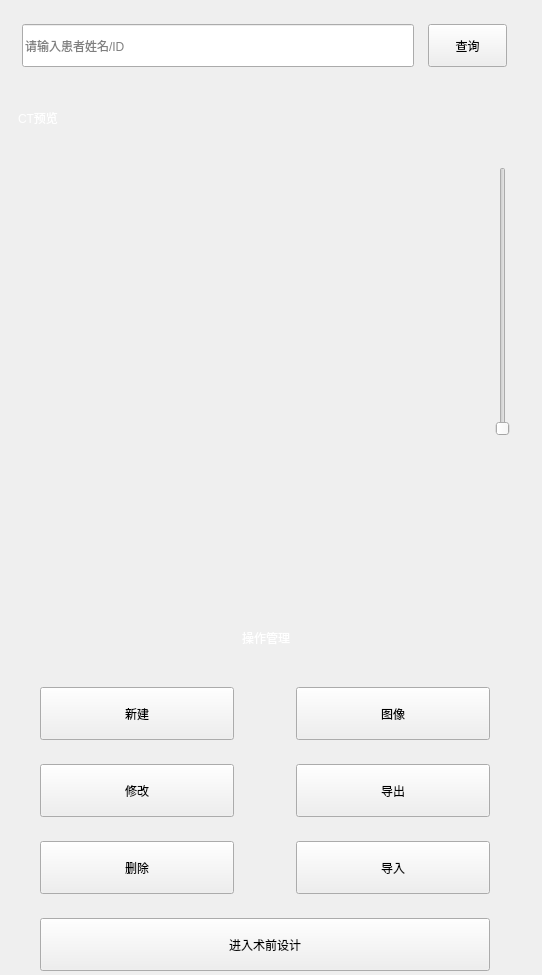
Qt form CaseManage/CaseManageControl.ui (BigBrotherHui/MitkDemo) before a commit.
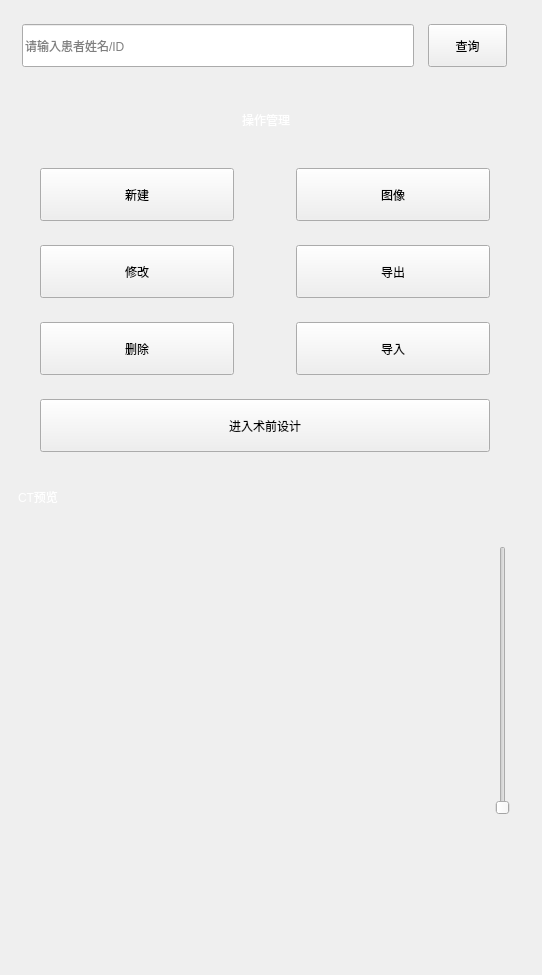
The same form after that commit. Icons and pictures are not drawn. Custom widgets are drawn as their Qt base class.

Patch:
```diff
--- a/CaseManage/CaseManageControl.ui
+++ b/CaseManage/CaseManageControl.ui
@@ -199,7 +199,7 @@
               </property>
               <layout class="QVBoxLayout" name="verticalLayout_6">
                <property name="spacing">
-                <number>0</number>
+                <number>20</number>
                </property>
                <property name="leftMargin">
                 <number>0</number>
@@ -213,142 +213,6 @@
                <property name="bottomMargin">
                 <number>0</number>
                </property>
-               <item>
-                <widget class="QWidget" name="widget_7" native="true">
-                 <layout class="QVBoxLayout" name="verticalLayout_5">
-                  <property name="spacing">
-                   <number>0</number>
-                  </property>
-                  <property name="leftMargin">
-                   <number>0</number>
-                  </property>
-                  <property name="topMargin">
-                   <number>0</number>
-                  </property>
-                  <property name="rightMargin">
-                   <number>0</number>
-                  </property>
-                  <property name="bottomMargin">
-                   <number>160</number>
-                  </property>
-                  <item>
-                   <widget class="QWidget" name="widget" native="true">
-                    <property name="minimumSize">
-                     <size>
-                      <width>0</width>
-                      <height>43</height>
-                     </size>
-                    </property>
-                    <property name="maximumSize">
-                     <size>
-                      <width>16777215</width>
-                      <height>43</height>
-                     </size>
-                    </property>
-                    <property name="autoFillBackground">
-                     <bool>false</bool>
-                    </property>
-                    <property name="styleSheet">
-                     <string notr="true"/>
-                    </property>
-                    <layout class="QHBoxLayout" name="horizontalLayout_2">
-                     <property name="leftMargin">
-                      <number>18</number>
-                     </property>
-                     <item>
-                      <widget class="QLabel" name="label">
-                       <property name="autoFillBackground">
-                        <bool>false</bool>
-                       </property>
-                       <property name="text">
-                        <string>CT预览</string>
-                       </property>
-                      </widget>
-                     </item>
-                    </layout>
-                   </widget>
-                  </item>
-                  <item>
-                   <widget class="QWidget" name="widget_5" native="true">
-                    <layout class="QHBoxLayout" name="horizontalLayout">
-                     <property name="spacing">
-                      <number>18</number>
-                     </property>
-                     <property name="leftMargin">
-                      <number>18</number>
-                     </property>
-                     <property name="topMargin">
-                      <number>28</number>
-                     </property>
-                     <property name="rightMargin">
-                      <number>15</number>
-                     </property>
-                     <property name="bottomMargin">
-                      <number>0</number>
-                     </property>
-                     <item>
-                      <widget class="QVTKOpenGLNativeWidget" name="widget_dicomWidget" native="true">
-                       <property name="minimumSize">
-                        <size>
-                         <width>0</width>
-                         <height>269</height>
-                        </size>
-                       </property>
-                       <property name="maximumSize">
-                        <size>
-                         <width>16777215</width>
-                         <height>269</height>
-                        </size>
-                       </property>
-                      </widget>
-                     </item>
-                     <item>
-                      <widget class="QSlider" name="verticalSlider_slice">
-                       <property name="sizePolicy">
-                        <sizepolicy hsizetype="Fixed" vsizetype="Preferred">
-                         <horstretch>0</horstretch>
-                         <verstretch>0</verstretch>
-                        </sizepolicy>
-                       </property>
-                       <property name="minimumSize">
-                        <size>
-                         <width>28</width>
-                         <height>0</height>
-                        </size>
-                       </property>
-                       <property name="maximumSize">
-                        <size>
-                         <width>28</width>
-                         <height>16777215</height>
-                        </size>
-                       </property>
-                       <property name="orientation">
-                        <enum>Qt::Vertical</enum>
-                       </property>
-                      </widget>
-                     </item>
-                    </layout>
-                   </widget>
-                  </item>
-                 </layout>
-                </widget>
-               </item>
-               <item>
-                <spacer name="verticalSpacer">
-                 <property name="orientation">
-                  <enum>Qt::Vertical</enum>
-                 </property>
-                 <property name="sizeType">
-                  <enum>QSizePolicy::Fixed</enum>
-                 </property>
-                 <property name="sizeHint" stdset="0">
-                  <size>
-                   <width>20</width>
-                   <height>17</height>
-                  </size>
-                 </property>
-                </spacer>
-               </item>
                <item>
                 <widget class="QWidget" name="widget_6" native="true">
                  <property name="styleSheet">
@@ -663,6 +527,126 @@
                  </layout>
                 </widget>
                </item>
+               <item>
+                <widget class="QWidget" name="widget_7" native="true">
+                 <layout class="QVBoxLayout" name="verticalLayout_5">
+                  <property name="spacing">
+                   <number>0</number>
+                  </property>
+                  <property name="leftMargin">
+                   <number>0</number>
+                  </property>
+                  <property name="topMargin">
+                   <number>0</number>
+                  </property>
+                  <property name="rightMargin">
+                   <number>0</number>
+                  </property>
+                  <property name="bottomMargin">
+                   <number>160</number>
+                  </property>
+                  <item>
+                   <widget class="QWidget" name="widget" native="true">
+                    <property name="minimumSize">
+                     <size>
+                      <width>0</width>
+                      <height>43</height>
+                     </size>
+                    </property>
+                    <property name="maximumSize">
+                     <size>
+                      <width>16777215</width>
+                      <height>43</height>
+                     </size>
+                    </property>
+                    <property name="autoFillBackground">
+                     <bool>false</bool>
+                    </property>
+                    <property name="styleSheet">
+                     <string notr="true"/>
+                    </property>
+                    <layout class="QHBoxLayout" name="horizontalLayout_2">
+                     <property name="leftMargin">
+                      <number>18</number>
+                     </property>
+                     <item>
+                      <widget class="QLabel" name="label">
+                       <property name="autoFillBackground">
+                        <bool>false</bool>
+                       </property>
+                       <property name="text">
+                        <string>CT预览</string>
+                       </property>
+                      </widget>
+                     </item>
+                    </layout>
+                   </widget>
+                  </item>
+                  <item>
+                   <widget class="QWidget" name="widget_5" native="true">
+                    <layout class="QHBoxLayout" name="horizontalLayout">
+                     <property name="spacing">
+                      <number>18</number>
+                     </property>
+                     <property name="leftMargin">
+                      <number>18</number>
+                     </property>
+                     <property name="topMargin">
+                      <number>28</number>
+                     </property>
+                     <property name="rightMargin">
+                      <number>15</number>
+                     </property>
+                     <property name="bottomMargin">
+                      <number>0</number>
+                     </property>
+                     <item>
+                      <widget class="QVTKOpenGLNativeWidget" name="widget_dicomWidget" native="true">
+                       <property name="minimumSize">
+                        <size>
+                         <width>0</width>
+                         <height>269</height>
+                        </size>
+                       </property>
+                       <property name="maximumSize">
+                        <size>
+                         <width>16777215</width>
+                         <height>269</height>
+                        </size>
+                       </property>
+                      </widget>
+                     </item>
+                     <item>
+                      <widget class="QSlider" name="verticalSlider_slice">
+                       <property name="sizePolicy">
+                        <sizepolicy hsizetype="Fixed" vsizetype="Preferred">
+                         <horstretch>0</horstretch>
+                         <verstretch>0</verstretch>
+                        </sizepolicy>
+                       </property>
+                       <property name="minimumSize">
+                        <size>
+                         <width>28</width>
+                         <height>0</height>
+                        </size>
+                       </property>
+                       <property name="maximumSize">
+                        <size>
+                         <width>28</width>
+                         <height>16777215</height>
+                        </size>
+                       </property>
+                       <property name="orientation">
+                        <enum>Qt::Vertical</enum>
+                       </property>
+                      </widget>
+                     </item>
+                    </layout>
+                   </widget>
+                  </item>
+                 </layout>
+                </widget>
+               </item>
               </layout>
              </widget>
             </item>
```
Left out of the diff: 78 changed lines with no effect on the pictures.
